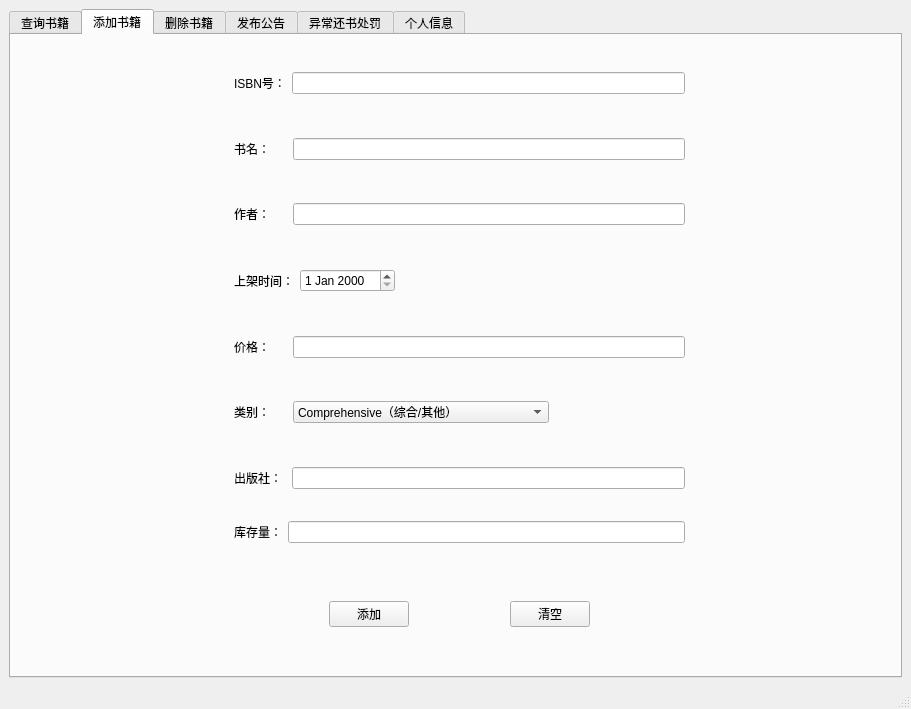
Before: the Qt Designer form librarianinterface.ui in LGH2713/Library_management_system, drawn with Qt 5.
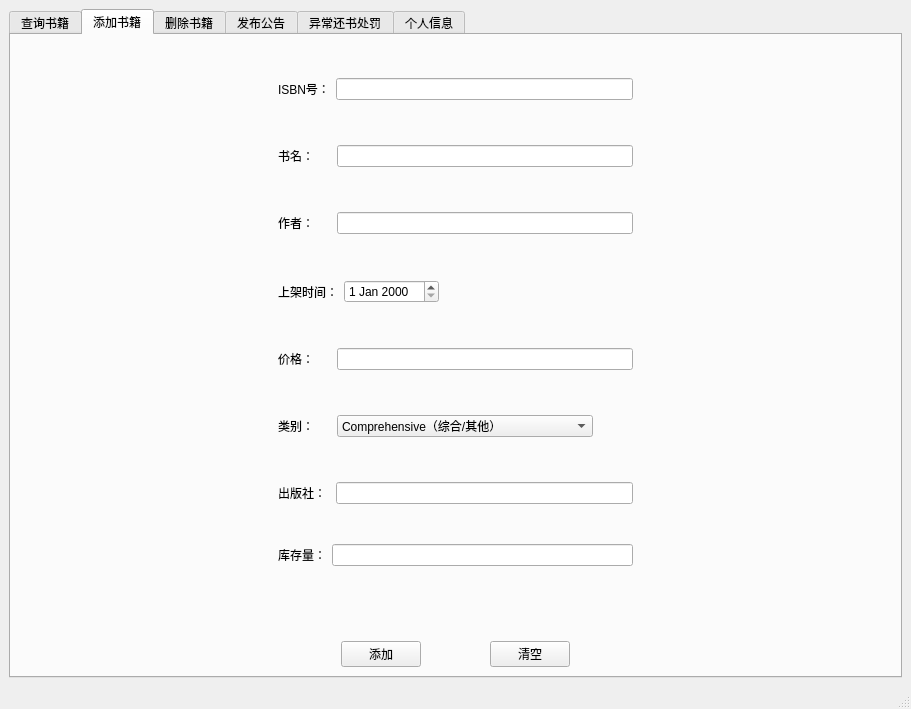
After: the same form once the commit is applied. The open tabs and pages were chosen to show the change.

What changed in the file:
```diff
--- a/librarianinterface.ui
+++ b/librarianinterface.ui
@@ -145,15 +145,21 @@
        <attribute name="title">
         <string>添加书籍</string>
        </attribute>
-       <widget class="QWidget" name="">
-        <property name="geometry">
-         <rect>
-          <x>223</x>
-          <y>11</y>
-          <width>451</width>
-          <height>581</height>
-         </rect>
-        </property>
+       <layout class="QGridLayout" name="gridLayout_2">
+        <item row="0" column="0">
+         <spacer name="horizontalSpacer_4">
+          <property name="orientation">
+           <enum>Qt::Horizontal</enum>
+          </property>
+          <property name="sizeHint" stdset="0">
+           <size>
+            <width>40</width>
+            <height>20</height>
+           </size>
+          </property>
+         </spacer>
+        </item>
+        <item row="0" column="1">
         <layout class="QVBoxLayout" name="verticalLayout_2">
          <item>
           <spacer name="verticalSpacer">
@@ -586,7 +592,21 @@
           </layout>
          </item>
         </layout>
-       </widget>
+        </item>
+        <item row="0" column="2">
+         <spacer name="horizontalSpacer_5">
+          <property name="orientation">
+           <enum>Qt::Horizontal</enum>
+          </property>
+          <property name="sizeHint" stdset="0">
+           <size>
+            <width>40</width>
+            <height>20</height>
+           </size>
+          </property>
+         </spacer>
+        </item>
+       </layout>
       </widget>
       <widget class="QWidget" name="deleteBook">
        <attribute name="title">
```
Lines whose indentation alone changed are shown as unchanged.
